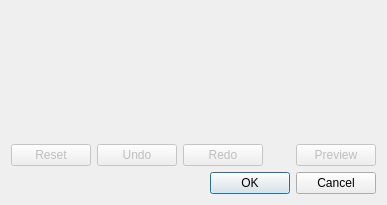
The window that gui/watershedmarkerdialog.ui (librehat/caiga) describes before a commit, drawn with Qt 5.
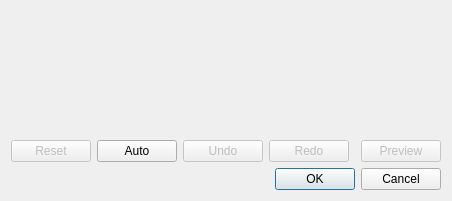
The same window after the commit. Icons and pictures are not drawn. Custom widgets are drawn as their Qt base class.

```diff
--- a/gui/watershedmarkerdialog.ui
+++ b/gui/watershedmarkerdialog.ui
@@ -6,8 +6,8 @@
    <rect>
     <x>0</x>
     <y>0</y>
-    <width>387</width>
-    <height>205</height>
+    <width>446</width>
+    <height>201</height>
    </rect>
   </property>
   <property name="windowTitle">
@@ -32,7 +32,7 @@
      </property>
     </widget>
    </item>
-   <item row="1" column="4" alignment="Qt::AlignBottom">
+   <item row="1" column="5" alignment="Qt::AlignBottom">
     <widget class="QPushButton" name="redoButton">
      <property name="enabled">
       <bool>false</bool>
@@ -47,7 +47,7 @@
      </property>
     </widget>
    </item>
-   <item row="1" column="5">
+   <item row="1" column="6">
     <spacer name="horizontalSpacer">
      <property name="orientation">
       <enum>Qt::Horizontal</enum>
@@ -60,32 +60,7 @@
      </property>
     </spacer>
    </item>
-   <item row="2" column="0" colspan="7">
-    <widget class="QDialogButtonBox" name="buttonBox">
-     <property name="orientation">
-      <enum>Qt::Horizontal</enum>
-     </property>
-     <property name="standardButtons">
-      <set>QDialogButtonBox::Cancel|QDialogButtonBox::Ok</set>
-     </property>
-    </widget>
-   </item>
-   <item row="1" column="1" colspan="3">
-    <widget class="QPushButton" name="undoButton">
-     <property name="enabled">
-      <bool>false</bool>
-     </property>
-     <property name="text">
-      <string>Undo</string>
-     </property>
-     <property name="icon">
-      <iconset theme="edit-undo">
-       <normaloff/>
-      </iconset>
-     </property>
-    </widget>
-   </item>
-   <item row="1" column="6">
+   <item row="1" column="7">
     <widget class="QPushButton" name="previewButton">
      <property name="enabled">
       <bool>false</bool>
@@ -103,7 +78,7 @@
      </property>
     </widget>
    </item>
-   <item row="0" column="0" colspan="7">
+   <item row="0" column="0" colspan="8">
     <widget class="QImageInteractiveDrawer" name="drawer" native="true">
      <property name="sizePolicy">
       <sizepolicy hsizetype="Expanding" vsizetype="Expanding">
@@ -113,6 +88,41 @@
      </property>
     </widget>
    </item>
+   <item row="2" column="0" colspan="8">
+    <widget class="QDialogButtonBox" name="buttonBox">
+     <property name="orientation">
+      <enum>Qt::Horizontal</enum>
+     </property>
+     <property name="standardButtons">
+      <set>QDialogButtonBox::Cancel|QDialogButtonBox::Ok</set>
+     </property>
+    </widget>
+   </item>
+   <item row="1" column="2" colspan="3">
+    <widget class="QPushButton" name="undoButton">
+     <property name="enabled">
+      <bool>false</bool>
+     </property>
+     <property name="text">
+      <string>Undo</string>
+     </property>
+     <property name="icon">
+      <iconset theme="edit-undo">
+       <normaloff/>
+      </iconset>
+     </property>
+    </widget>
+   </item>
+   <item row="1" column="1">
+    <widget class="QPushButton" name="autoButton">
+     <property name="text">
+      <string>Auto</string>
+     </property>
+     <property name="icon">
+      <iconset theme="roll"/>
+     </property>
+    </widget>
+   </item>
   </layout>
  </widget>
  <customwidgets>
```
Left out of the diff: 2 changed lines with no effect on the pictures.
